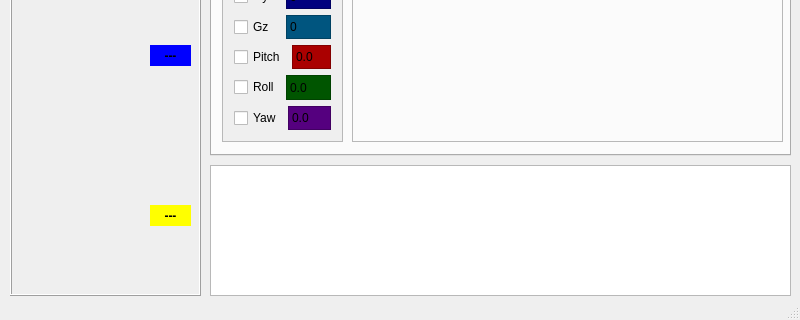
Before: the Qt Designer form dev/gStabiSC/mainwindow.ui in tongvtdan/gStabiSC, drawn with Qt 5; both pictures show x 0 to 800 and y 314 to 634 of the 800 by 634 pixel window.
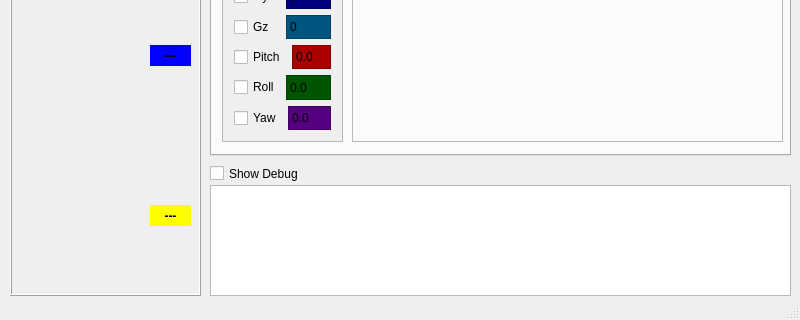
After: the same form once the commit is applied. The open tabs and pages were chosen to show the change. Icons and pictures are not drawn. Custom widgets are drawn as their Qt base class.

Patch:
```diff
--- a/dev/gStabiSC/mainwindow.ui
+++ b/dev/gStabiSC/mainwindow.ui
@@ -4217,12 +4217,25 @@
     <property name="geometry">
      <rect>
       <x>210</x>
-      <y>460</y>
+      <y>480</y>
       <width>581</width>
-      <height>131</height>
+      <height>111</height>
      </rect>
     </property>
    </widget>
+   <widget class="QCheckBox" name="debugCheckbox">
+    <property name="geometry">
+     <rect>
+      <x>210</x>
+      <y>460</y>
+      <width>91</width>
+      <height>17</height>
+     </rect>
+    </property>
+    <property name="text">
+     <string>Show Debug</string>
+    </property>
+   </widget>
    <zorder>groupBox_3</zorder>
    <zorder>groupBox_2</zorder>
    <zorder>groupBox</zorder>
```
Left out of the diff: 19 changed lines with no effect on the pictures.
